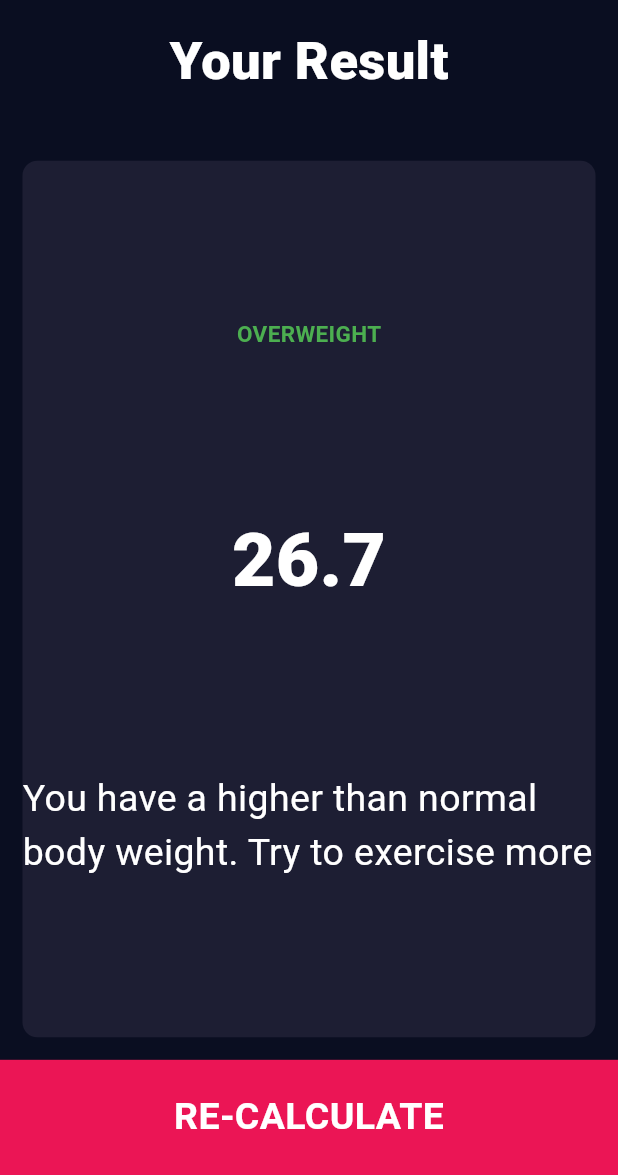
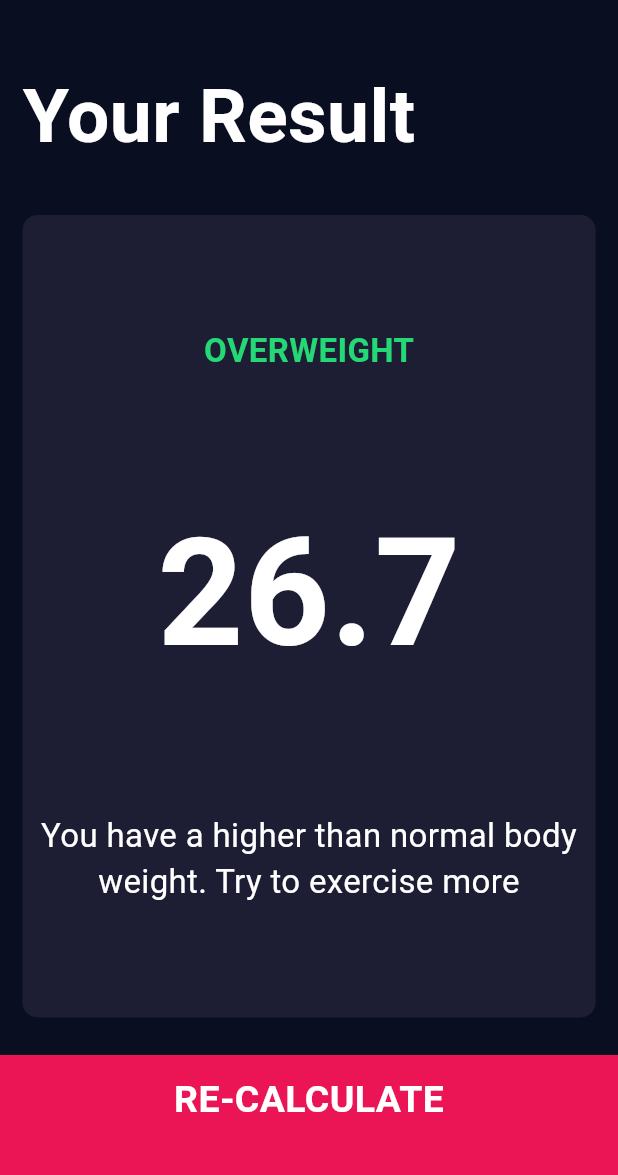
Before and after one commit to msjkee/BMICalculator, a Flutter app: the screen it shows after launch, after a tap on "CALCULATE", on a phone screen of 412 x 824 dp, the part 61-1236 px from its top. Run offline on Flutter 3.47's test engine with Material 3 defaults, Android fonts, the phone set to English and light mode, and no system bars; our stand-ins replace font_awesome_flutter.

Commit message:
Results page is finally well designed. Need to add final logic of functionality into calculator

```diff
--- /dev/null
+++ b/lib/bottom_button.dart
@@ -0,0 +1,24 @@
+import 'package:flutter/material.dart';
+import 'constants.dart';
+
+class BottomButton extends StatelessWidget {
+  final VoidCallback onTap;
+  final String buttonTitle;
+
+  BottomButton({required this.onTap, required this.buttonTitle});
+
+  @override
+  Widget build(BuildContext context) {
+    return GestureDetector(
+      onTap: onTap,
+      child: Container(
+        child: Center(child: Text(buttonTitle, style: kLargeButtonTextStyle)),
+        color: kBottomContainerColor,
+        margin: EdgeInsets.only(top: 10.0),
+        padding: EdgeInsets.only(bottom: 20.0),
+        width: double.infinity,
+        height: kBottomContainerHeight,
+      ),
+    );
+  }
+}
--- a/lib/constants.dart
+++ b/lib/constants.dart
@@ -21,3 +21,23 @@ const kResultLabelTextStyle = TextStyle(
   fontSize: 35.0,
   fontWeight: FontWeight.w900
 );
+
+const kTitleTextStyle = TextStyle(
+  fontSize: 50.0,
+  fontWeight: FontWeight.bold
+);
+
+const kResultTextStyle = TextStyle(
+  color: Color(0xFF24D876),
+  fontSize: 22.0,
+  fontWeight: FontWeight.bold
+);
+
+const kBMITextStyle = TextStyle(
+  fontSize: 100.0,
+  fontWeight: FontWeight.bold
+);
+
+const kBodyTextStyle = TextStyle(
+  fontSize: 22.0
+);
--- a/lib/input_page.dart
+++ b/lib/input_page.dart
@@ -5,6 +5,8 @@ import 'reusable_card.dart';
 import 'icon_content.dart';
 import 'constants.dart';
 import 'results_page.dart';
+import 'bottom_button.dart';
+import 'round_icon_button.dart';
 
 enum Gender {
   male,
@@ -204,43 +206,16 @@ class _InputPageState extends State<InputPage> {
               ],
             )
           ),
-          GestureDetector(
+          BottomButton(
+            buttonTitle: 'CALCULATE',
             onTap: () {
-              Navigator.push(context, MaterialPageRoute(builder: (context) => ResultsPage()));
+              Navigator.push(context,
+                MaterialPageRoute(builder: (context) => ResultsPage())
+              );
             },
-            child: Container(
-              child: Center(child: Text('CALCULATE', style: kLargeButtonTextStyle)),
-              color: kBottomContainerColor,
-              margin: EdgeInsets.only(top: 10.0),
-              padding: EdgeInsets.only(bottom: 20.0),
-              width: double.infinity,
-              height: kBottomContainerHeight,
-            ),
           )
         ],
       ),
     );
   }
 }
-
-class RoundIconButton extends StatelessWidget {
-  final IconData? icon;
-  final void Function()? onPressed;
-
-  RoundIconButton({required this.icon, required this.onPressed});
-
-  @override
-  Widget build(BuildContext context) {
-    return RawMaterialButton(
-        child: Icon(icon),
-        onPressed: onPressed,
-        shape: CircleBorder(),
-        elevation: 8.0,
-        constraints: BoxConstraints.tightFor(
-            width: 56.0,
-            height: 56.0,
-        ),
-      fillColor: Color(0xFF4C4F5E),
-    );
-  }
-}
--- a/lib/results_page.dart
+++ b/lib/results_page.dart
@@ -1,6 +1,7 @@
 import 'package:bmi_calculator/constants.dart';
 import 'reusable_card.dart';
 import 'package:flutter/material.dart';
+import 'bottom_button.dart';
 
 class ResultsPage extends StatelessWidget {
   const ResultsPage({super.key});
@@ -16,52 +17,42 @@ class ResultsPage extends StatelessWidget {
         crossAxisAlignment: CrossAxisAlignment.center,
         children: <Widget> [
           Expanded(
-            flex: 1,
             child: Container(
-              child: Text('Your Result', style: kResultLabelTextStyle)
+              child: Text('Your Result', style: kTitleTextStyle),
+              padding: EdgeInsets.all(15.0),
+              alignment: Alignment.bottomLeft,
             )
           ),
           Expanded(
-            flex: 8,
+            flex: 5,
             child: ReusableCard(
               color: kActiveCardColor,
               cardChild: Column(
                 mainAxisAlignment: MainAxisAlignment.spaceEvenly,
+                crossAxisAlignment: CrossAxisAlignment.center,
                 children: <Widget> [
                   Text(
                     'OVERWEIGHT',
-                    style: TextStyle(
-                      color: Colors.green,
-                      fontSize: 15.0,
-                      fontWeight: FontWeight.bold
-                    )
+                    style: kResultTextStyle
                   ),
                   Text(
                     '26.7',
-                    style: kNumberTextStyle
+                    style: kBMITextStyle
                   ),
                   Text(
                     'You have a higher than normal body weight. Try to exercise more',
-                    style: TextStyle(
-                      fontWeight: FontWeight.normal,
-                      fontSize: 25.0
-                    )
+                    style: kBodyTextStyle,
+                    textAlign: TextAlign.center,
                   ),
                 ]
               ),
             )
           ),
-          Expanded(
-            flex: 1,
-            child: Container(
-              color: kBottomContainerColor,
-              child: Center(
-                child: Text(
-                  'RE-CALCULATE',
-                  style: kLargeButtonTextStyle
-                ),
-              )
-            )
+          BottomButton(
+              onTap: () {
+                Navigator.pop(context);
+              },
+              buttonTitle: 'RE-CALCULATE'
           )
         ]
       )
--- /dev/null
+++ b/lib/round_icon_button.dart
@@ -0,0 +1,23 @@
+import 'package:flutter/material.dart';
+
+class RoundIconButton extends StatelessWidget {
+  final IconData? icon;
+  final void Function()? onPressed;
+
+  RoundIconButton({required this.icon, required this.onPressed});
+
+  @override
+  Widget build(BuildContext context) {
+    return RawMaterialButton(
+      child: Icon(icon),
+      onPressed: onPressed,
+      shape: CircleBorder(),
+      elevation: 8.0,
+      constraints: BoxConstraints.tightFor(
+        width: 56.0,
+        height: 56.0,
+      ),
+      fillColor: Color(0xFF4C4F5E),
+    );
+  }
+}
```
